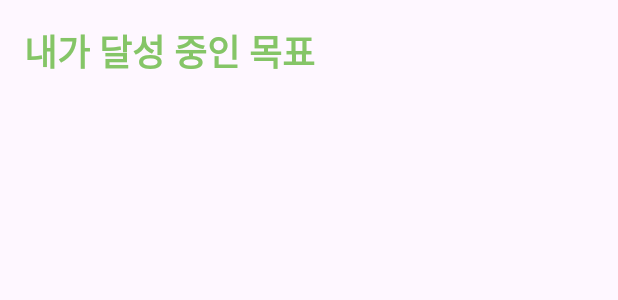
After one commit to MST-planning/MotiMates, an Android app: the layout goal_list_item.xml on its own in the app's theme, with its tools: preview values and no code run, on a phone screen of 412 x 824 dp. The commit adds this screen. Shown: the top 300 px of the screen. Run offline under Robolectric (Android 15) with nearby library versions, the phone set to English and light mode, and no system bars.

Commit message:
[fix] 빌드시 에러 해결

```diff
--- a/app/build.gradle.kts
+++ b/app/build.gradle.kts
@@ -48,7 +48,6 @@ dependencies {
     implementation("androidx.appcompat:appcompat:1.6.1")
     implementation("com.google.android.material:material:1.10.0")
     implementation("androidx.constraintlayout:constraintlayout:2.1.4")
-    implementation("org.jetbrains.kotlin:kotlin-stdlib:$1.8")
     testImplementation("junit:junit:4.13.2")
     androidTestImplementation("androidx.test.ext:junit:1.1.5")
     androidTestImplementation("androidx.test.espresso:espresso-core:3.5.1")
--- /dev/null
+++ b/app/src/main/res/layout/goal_list_item.xml
@@ -0,0 +1,55 @@
+<?xml version="1.0" encoding="utf-8"?>
+<androidx.drawerlayout.widget.DrawerLayout xmlns:android="http://schemas.android.com/apk/res/android"
+    xmlns:app="http://schemas.android.com/apk/res-auto"
+    android:id="@+id/drawerLayout"
+    android:layout_width="match_parent"
+    android:layout_height="match_parent">
+
+    <!-- Main content view -->
+    <LinearLayout
+        android:layout_width="match_parent"
+        android:layout_height="match_parent"
+        android:orientation="vertical">
+
+        <!-- Your existing content goes here -->
+        <LinearLayout
+            android:layout_width="match_parent"
+            android:layout_height="wrap_content"
+            android:orientation="vertical"
+            android:padding="16dp">
+
+            <TextView
+                android:id="@+id/headerTextView"
+                android:layout_width="wrap_content"
+                android:layout_height="wrap_content"
+                android:text="내가 달성 중인 목표"
+                android:textStyle="bold"
+                android:textSize="24sp"
+                android:textColor="#85C567"
+                android:layout_marginBottom="16dp"/>
+
+            <ListView
+                android:id="@+id/goalListView"
+                android:layout_width="match_parent"
+                android:layout_height="wrap_content"/>
+
+        </LinearLayout>
+    </LinearLayout>
+
+    <!-- NavigationView -->
+<!--    <com.google.android.material.navigation.NavigationView-->
+<!--        android:id="@+id/navigationView"-->
+<!--        android:layout_width="wrap_content"-->
+<!--        android:layout_height="match_parent"-->
+<!--        android:layout_gravity="start">-->
+
+        <!-- Add menu items here -->
+    <com.google.android.material.navigation.NavigationView
+        android:id="@+id/navigationView"
+        android:layout_width="wrap_content"
+        android:layout_height="match_parent"
+        android:layout_gravity="start"
+        app:menu="@menu/menu_navigation"> <!-- 여기에서 메뉴 리소스를 지정합니다. -->
+    </com.google.android.material.navigation.NavigationView>
+
+</androidx.drawerlayout.widget.DrawerLayout>
```
Also changed, not shown: app/src/main/java/com/example/motimates/GoalListActivity.kt (added, +31 -0 lines), app/src/main/java/com/example/motimates/MainActivity.kt (+46 -2 lines), app/src/main/res/layout/activity_main.xml (+128 -12 lines), app/src/main/res/drawable/goal_image1.jpg (added), app/src/main/res/drawable/goal_image2.jpg (added).
